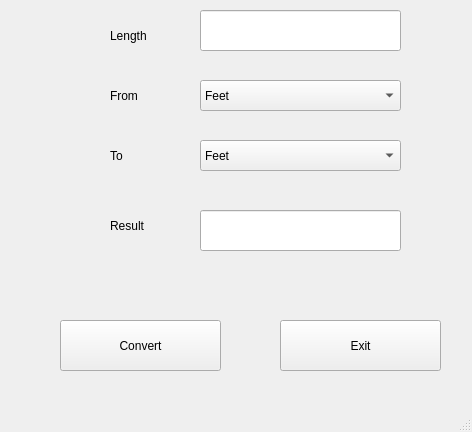
JordanLeich/Ultimate-Calculator, file uis/Ui_Base/length.ui: the form before one commit.
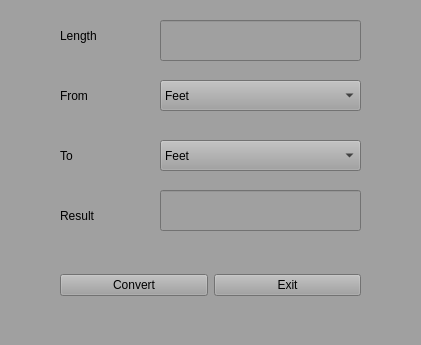
The form after the commit.

```diff
--- a/uis/Ui_Base/length.ui
+++ b/uis/Ui_Base/length.ui
@@ -6,20 +6,23 @@
    <rect>
     <x>0</x>
     <y>0</y>
-    <width>472</width>
-    <height>432</height>
+    <width>421</width>
+    <height>345</height>
    </rect>
   </property>
   <property name="windowTitle">
-   <string>MainWindow</string>
+   <string>Length Converter</string>
+  </property>
+  <property name="styleSheet">
+   <string notr="true">background-color: rgb(160, 160, 160);</string>
   </property>
   <widget class="QWidget" name="centralwidget">
    <widget class="QLabel" name="label_4">
     <property name="geometry">
      <rect>
-      <x>110</x>
-      <y>210</y>
-      <width>121</width>
+      <x>60</x>
+      <y>200</y>
+      <width>81</width>
       <height>31</height>
      </rect>
     </property>
@@ -27,48 +30,22 @@
      <string>Result</string>
     </property>
    </widget>
-   <widget class="QPushButton" name="cvt_btn">
-    <property name="geometry">
-     <rect>
-      <x>60</x>
-      <y>320</y>
-      <width>161</width>
-      <height>51</height>
-     </rect>
-    </property>
-    <property name="text">
-     <string>Convert</string>
-    </property>
-   </widget>
    <widget class="QLineEdit" name="line1">
     <property name="geometry">
      <rect>
-      <x>200</x>
-      <y>10</y>
+      <x>160</x>
+      <y>20</y>
       <width>201</width>
       <height>41</height>
      </rect>
     </property>
    </widget>
-   <widget class="QPushButton" name="exit_btn">
-    <property name="geometry">
-     <rect>
-      <x>280</x>
-      <y>320</y>
-      <width>161</width>
-      <height>51</height>
-     </rect>
-    </property>
-    <property name="text">
-     <string>Exit</string>
-    </property>
-   </widget>
    <widget class="QLabel" name="label_2">
     <property name="geometry">
      <rect>
-      <x>110</x>
+      <x>60</x>
       <y>80</y>
-      <width>121</width>
+      <width>81</width>
       <height>31</height>
      </rect>
     </property>
@@ -79,8 +56,8 @@
    <widget class="QLineEdit" name="line2">
     <property name="geometry">
      <rect>
-      <x>200</x>
-      <y>210</y>
+      <x>160</x>
+      <y>190</y>
       <width>201</width>
       <height>41</height>
      </rect>
@@ -89,12 +66,15 @@
    <widget class="QComboBox" name="comboBox1">
     <property name="geometry">
      <rect>
-      <x>200</x>
+      <x>160</x>
       <y>80</y>
       <width>201</width>
       <height>31</height>
      </rect>
     </property>
+    <property name="currentText">
+     <string>Inch</string>
+    </property>
     <item>
      <property name="text">
       <string>Feet</string>
@@ -119,9 +99,9 @@
    <widget class="QLabel" name="label">
     <property name="geometry">
      <rect>
-      <x>110</x>
+      <x>60</x>
       <y>20</y>
-      <width>121</width>
+      <width>81</width>
       <height>31</height>
      </rect>
     </property>
@@ -132,9 +112,9 @@
    <widget class="QLabel" name="label_3">
     <property name="geometry">
      <rect>
-      <x>110</x>
+      <x>60</x>
       <y>140</y>
-      <width>121</width>
+      <width>61</width>
       <height>31</height>
      </rect>
     </property>
@@ -145,7 +125,7 @@
    <widget class="QComboBox" name="comboBox2">
     <property name="geometry">
      <rect>
-      <x>200</x>
+      <x>160</x>
       <y>140</y>
       <width>201</width>
       <height>31</height>
@@ -172,6 +152,32 @@
      </property>
     </item>
    </widget>
+   <widget class="QWidget" name="">
+    <property name="geometry">
+     <rect>
+      <x>60</x>
+      <y>250</y>
+      <width>301</width>
+      <height>71</height>
+     </rect>
+    </property>
+    <layout class="QHBoxLayout" name="horizontalLayout">
+     <item>
+      <widget class="QPushButton" name="cvt_btn">
+       <property name="text">
+        <string>Convert</string>
+       </property>
+      </widget>
+     </item>
+     <item>
+      <widget class="QPushButton" name="exit_btn">
+       <property name="text">
+        <string>Exit</string>
+       </property>
+      </widget>
+     </item>
+    </layout>
+   </widget>
   </widget>
   <widget class="QStatusBar" name="statusbar"/>
  </widget>
```
